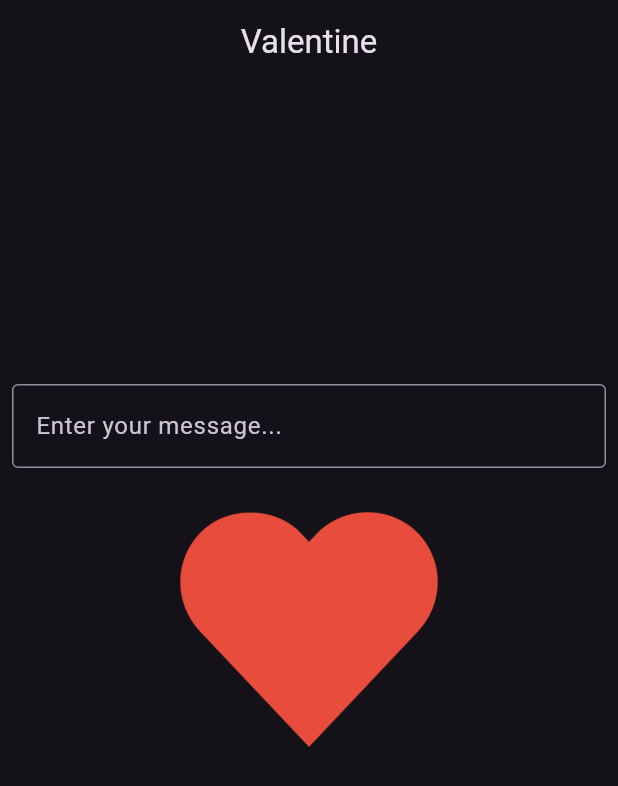
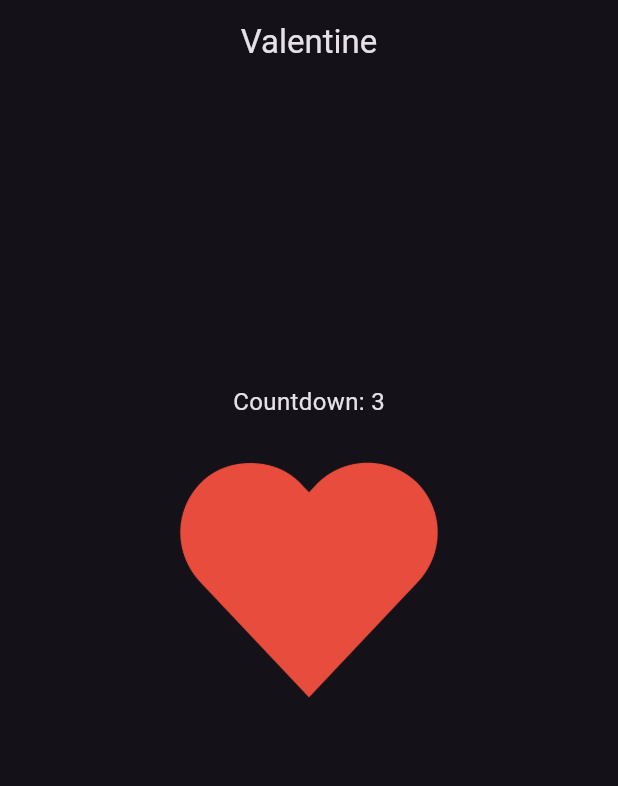
Before and after one commit to linnypham/digital_pet_app, a Flutter app: the screen it shows after launch, on a phone screen of 412 x 824 dp. Shown: the top 786 px of the screen. Run offline on Flutter 3.47's test engine with Material 3 defaults, Android fonts, the phone set to English and light mode, and no system bars; our stand-ins replace confetti.

Commit message:
Inital commit

```diff
--- a/valentine/lib/main.dart
+++ b/valentine/lib/main.dart
@@ -1,9 +1,11 @@
 import 'package:flutter/material.dart';
+import 'package:confetti/confetti.dart';
+import 'dart:async';
 
 void main() => runApp(const MyApp());
 
 class MyApp extends StatelessWidget {
-  const MyApp({super.key});
+  const MyApp({Key? key}) : super(key: key);
 
   @override
   Widget build(BuildContext context) {
@@ -16,7 +18,7 @@ class MyApp extends StatelessWidget {
 }
 
 class MyHomePage extends StatefulWidget {
-  const MyHomePage({super.key, required this.title});
+  const MyHomePage({Key? key, required this.title}) : super(key: key);
   final String title;
 
   @override
@@ -26,6 +28,14 @@ class MyHomePage extends StatefulWidget {
 class _MyHomePageState extends State<MyHomePage> with TickerProviderStateMixin {
   late AnimationController motionController;
   late Animation<double> motionAnimation;
+
+  //Confetti
+  late ConfettiController _controllerTopLeft;
+  late ConfettiController _controllerTopRight;
+
+  //timer
+  Timer? _timer;
+  int _countdown = 10;
 
   @override
   void initState() {
@@ -50,11 +60,33 @@ class _MyHomePageState extends State<MyHomePage> with TickerProviderStateMixin {
         motionController.forward();
       }
     });
+    _startTimer();
+  }
+
+  void _startTimer(){
+    _timer = Timer.periodic(const Duration(seconds: 1), (timer) {
+      setState(() {
+        if (_countdown > 0) {
+          _countdown--;
+        } else {
+          _timer?.cancel();
+          motionController.stop();
+        }
+      });
+    });
   }
 
   @override
   void dispose() {
     motionController.dispose();
+
+    //Confetti
+    _controllerTopLeft.dispose();
+    _controllerTopRight.dispose();
+
+    //Timer
+    _timer?.cancel();
+
     super.dispose();
   }
 
@@ -69,10 +101,10 @@ class _MyHomePageState extends State<MyHomePage> with TickerProviderStateMixin {
         padding: const EdgeInsets.only(top: 200, left: 8, right: 8),
         child: Column(
           children: <Widget>[
-            TextField(
-              decoration: InputDecoration(
-                border: OutlineInputBorder(),
-                hintText: 'Enter your message...',
+            Center(
+              child: Text(
+                'Countdown: $_countdown',
+                style: const TextStyle(fontSize: 16),
               ),
             ),
             Center(
--- a/valentine/pubspec.yaml
+++ b/valentine/pubspec.yaml
@@ -34,6 +34,7 @@ dependencies:
   # The following adds the Cupertino Icons font to your application.
   # Use with the CupertinoIcons class for iOS style icons.
   cupertino_icons: ^1.0.8
+  confetti: ^0.8.0
 
 dev_dependencies:
   flutter_test:
```
Also changed, not shown: digital_pet_app/pubspec.lock, valentine/pubspec.lock, 125 other files.
